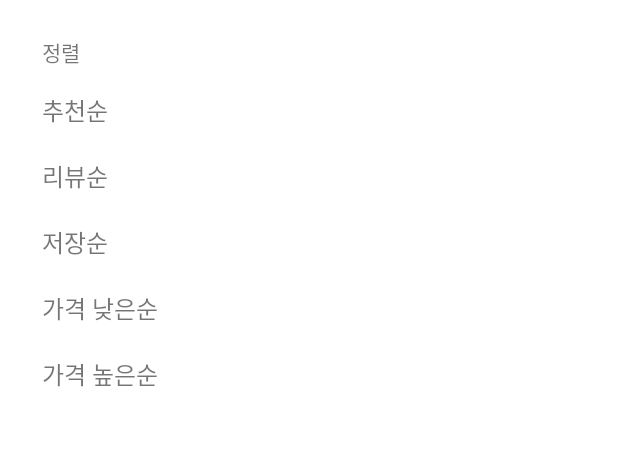
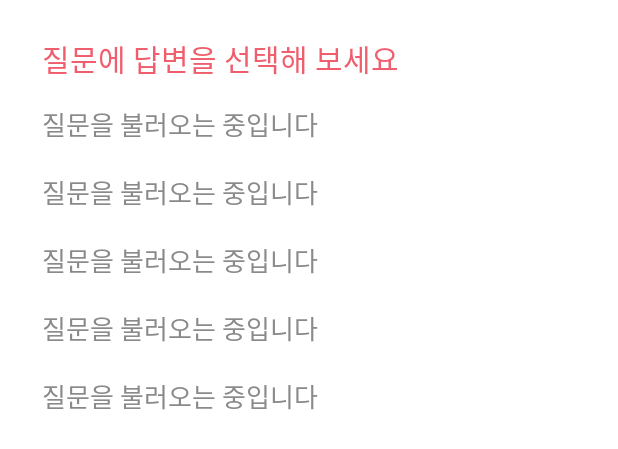
Before and after one commit to DJMW-KR/DJMW-Android, an Android app: the layout fragment_order_bottom_dialog.xml on its own in the app's theme, with its tools: preview values and no code run, on a phone screen of 412 x 824 dp. Shown: the top 449 px of the screen. Run offline under Robolectric (Android 15) with nearby library versions, the phone set to English and light mode, and no system bars.

Commit message:
update : bottom sheet design

```diff
--- a/app/src/main/java/com/pss/djmw_android/view/main/question/AnswerFragment.kt
+++ b/app/src/main/java/com/pss/djmw_android/view/main/question/AnswerFragment.kt
@@ -8,8 +8,6 @@ import com.pss.djmw_android.databinding.FragmentAnswerBinding
 import com.pss.djmw_android.view.main.question.adapter.AnswerRecyclerViewAdapter
 import com.pss.djmw_android.viewmodel.MainViewModel
 import com.pss.djmw_android.widget.extension.showVertical
-import nl.invissvenska.modalbottomsheetdialog.Item
-import nl.invissvenska.modalbottomsheetdialog.ModalBottomSheetDialog
 
 // 대답하기
 class AnswerFragment : BaseFragment<FragmentAnswerBinding>(R.layout.fragment_answer){
--- a/app/src/main/java/com/pss/djmw_android/view/main/question/AnswerMeFragment.kt
+++ b/app/src/main/java/com/pss/djmw_android/view/main/question/AnswerMeFragment.kt
@@ -7,8 +7,7 @@ import com.pss.djmw_android.databinding.FragmentAnswerMeBinding
 import com.pss.djmw_android.view.main.question.adapter.AnswerRecyclerViewAdapter
 import com.pss.djmw_android.viewmodel.MainViewModel
 import com.pss.djmw_android.widget.extension.showVertical
-import nl.invissvenska.modalbottomsheetdialog.Item
-import nl.invissvenska.modalbottomsheetdialog.ModalBottomSheetDialog
+
 
 // 선택하기
 class AnswerMeFragment : BaseFragment<FragmentAnswerMeBinding>(R.layout.fragment_answer_me){
--- a/app/src/main/res/layout/fragment_order_bottom_dialog.xml
+++ b/app/src/main/res/layout/fragment_order_bottom_dialog.xml
@@ -23,8 +23,11 @@
             android:layout_height="wrap_content"
             android:layout_marginStart="28dp"
             android:layout_marginTop="24dp"
-            android:text="정렬"
-            android:textSize="14sp"
+            android:fontFamily="@font/noto_sans_kr_bold"
+            android:includeFontPadding="false"
+            android:textColor="@color/main_color"
+            android:text="질문에 답변을 선택해 보세요"
+            android:textSize="20sp"
             app:layout_constraintStart_toStartOf="parent"
             app:layout_constraintTop_toTopOf="parent" />
 
@@ -34,9 +37,12 @@
             android:layout_height="wrap_content"
             android:layout_marginStart="28dp"
             android:layout_marginTop="16dp"
+            android:fontFamily="@font/noto_sans_kr_regular"
+            android:includeFontPadding="false"
             android:onClick="@{fragment::onClickEvent}"
-            android:text="추천순"
-            android:textSize="16sp"
+            android:text="질문을 불러오는 중입니다"
+            android:textColor="@color/question_bottom_sheet_color"
+            android:textSize="@dimen/question_bottom_sheet_size"
             app:layout_constraintStart_toStartOf="parent"
             app:layout_constraintTop_toBottomOf="@id/text_order" />
 
@@ -46,9 +52,12 @@
             android:layout_height="wrap_content"
             android:layout_marginStart="28dp"
             android:layout_marginTop="20dp"
+            android:fontFamily="@font/noto_sans_kr_regular"
+            android:includeFontPadding="false"
             android:onClick="@{fragment::onClickEvent}"
-            android:text="리뷰순"
-            android:textSize="16sp"
+            android:text="질문을 불러오는 중입니다"
+            android:textColor="@color/question_bottom_sheet_color"
+            android:textSize="@dimen/question_bottom_sheet_size"
             app:layout_constraintStart_toStartOf="parent"
             app:layout_constraintTop_toBottomOf="@id/question_1"
             app:layout_goneMarginStart="28dp" />
@@ -59,9 +68,12 @@
             android:layout_height="wrap_content"
             android:layout_marginStart="28dp"
             android:layout_marginTop="20dp"
+            android:fontFamily="@font/noto_sans_kr_regular"
+            android:includeFontPadding="false"
             android:onClick="@{fragment::onClickEvent}"
-            android:text="저장순"
-            android:textSize="16sp"
+            android:text="질문을 불러오는 중입니다"
+            android:textColor="@color/question_bottom_sheet_color"
+            android:textSize="@dimen/question_bottom_sheet_size"
             app:layout_constraintStart_toStartOf="parent"
             app:layout_constraintTop_toBottomOf="@id/question_2" />
 
@@ -71,9 +83,12 @@
             android:layout_height="wrap_content"
             android:layout_marginStart="28dp"
             android:layout_marginTop="20dp"
+            android:fontFamily="@font/noto_sans_kr_regular"
+            android:includeFontPadding="false"
             android:onClick="@{fragment::onClickEvent}"
-            android:text="가격 낮은순"
-            android:textSize="16sp"
+            android:text="질문을 불러오는 중입니다"
+            android:textColor="@color/question_bottom_sheet_color"
+            android:textSize="@dimen/question_bottom_sheet_size"
             app:layout_constraintStart_toStartOf="parent"
             app:layout_constraintTop_toBottomOf="@id/question_3" />
 
@@ -83,9 +98,12 @@
             android:layout_height="wrap_content"
             android:layout_marginStart="28dp"
             android:layout_marginTop="20dp"
+            android:fontFamily="@font/noto_sans_kr_regular"
+            android:includeFontPadding="false"
             android:onClick="@{fragment::onClickEvent}"
-            android:text="가격 높은순"
-            android:textSize="16sp"
+            android:text="질문을 불러오는 중입니다"
+            android:textColor="@color/question_bottom_sheet_color"
+            android:textSize="@dimen/question_bottom_sheet_size"
             app:layout_constraintStart_toStartOf="parent"
             app:layout_constraintTop_toBottomOf="@id/question_4"
             app:layout_goneMarginStart="28dp" />
--- a/app/src/main/res/values/colors.xml
+++ b/app/src/main/res/values/colors.xml
@@ -10,4 +10,5 @@
     <color name="gray">#AEAEAE</color>
     <color name="main_color">#F05D6C</color>
     <color name="sub_color">#FDB0C0</color>
+    <color name="question_bottom_sheet_color">#8A8A8A</color>
 </resources>
--- a/app/src/main/res/values/dimens.xml
+++ b/app/src/main/res/values/dimens.xml
@@ -3,4 +3,5 @@
     <dimen name="design_bottom_navigation_height" tools:override="true">60dp</dimen>
     <dimen name="sign_in_kakao_btn_margin">35dp</dimen>
     <dimen name="kakao_logo_size">20dp</dimen>
+    <dimen name="question_bottom_sheet_size">17sp</dimen>
 </resources>
--- a/app/src/main/res/values/themes.xml
+++ b/app/src/main/res/values/themes.xml
@@ -15,5 +15,24 @@
 
         <item name="windowActionBar">false</item>
         <item name="windowNoTitle">true</item>
+        <item name="bottomSheetDialogTheme">@style/CustomBottomSheetDialog</item>
+    </style>
+
+    <style name="CustomBottomSheetDialog"
+        parent="@style/ThemeOverlay.MaterialComponents.BottomSheetDialog">
+        <item name="bottomSheetStyle">@style/CustomBottomSheet</item>
+    </style>
+
+    <style name="CustomBottomSheet"
+        parent="Widget.MaterialComponents.BottomSheet">
+        <item name="shapeAppearanceOverlay">@style/CustomShapeAppearanceBottomSheetDialog</item>
+    </style>
+
+    <style name="CustomShapeAppearanceBottomSheetDialog">
+        <item name="cornerFamily">rounded</item>
+        <item name="cornerSizeTopRight">20dp</item>
+        <item name="cornerSizeTopLeft">20dp</item>
+        <item name="cornerSizeBottomRight">0dp</item>
+        <item name="cornerSizeBottomLeft">0dp</item>
     </style>
 </resources>
```
